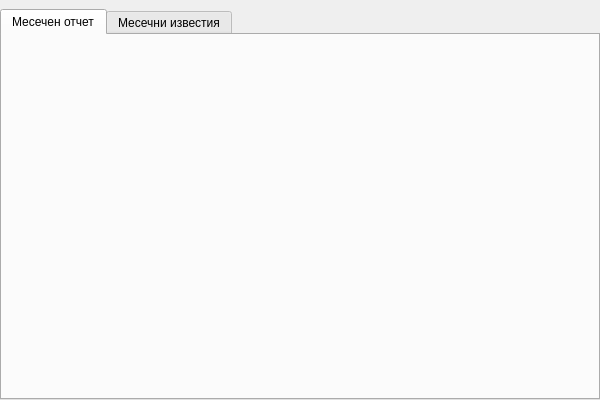
Old version of the form src/View/Widgets/PisDialog.ui in the repository thefinalcutbg/DinoDent.
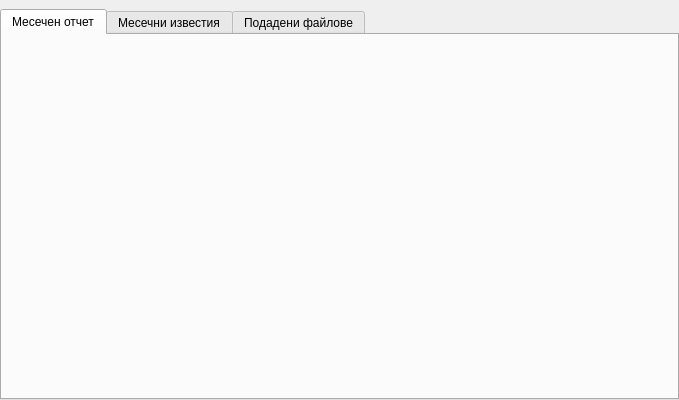
New version of the form. Custom widgets are drawn as their Qt base class.

Diff of the .ui file:
```diff
--- a/src/View/Widgets/PisDialog.ui
+++ b/src/View/Widgets/PisDialog.ui
@@ -6,7 +6,7 @@
    <rect>
     <x>0</x>
     <y>0</y>
-    <width>600</width>
+    <width>679</width>
     <height>400</height>
    </rect>
   </property>
@@ -43,6 +43,11 @@
       </attribute>
       <layout class="QVBoxLayout" name="verticalLayout_3"/>
      </widget>
+     <widget class="ReportFilesView" name="filesView">
+      <attribute name="title">
+       <string>Подадени файлове</string>
+      </attribute>
+     </widget>
     </widget>
    </item>
   </layout>
@@ -61,6 +66,12 @@
    <header>View/Widgets/reportview.h</header>
    <container>1</container>
   </customwidget>
+  <customwidget>
+   <class>ReportFilesView</class>
+   <extends>QWidget</extends>
+   <header>View/Widgets/reportfilesview.h</header>
+   <container>1</container>
+  </customwidget>
  </customwidgets>
  <resources/>
  <connections/>
```
